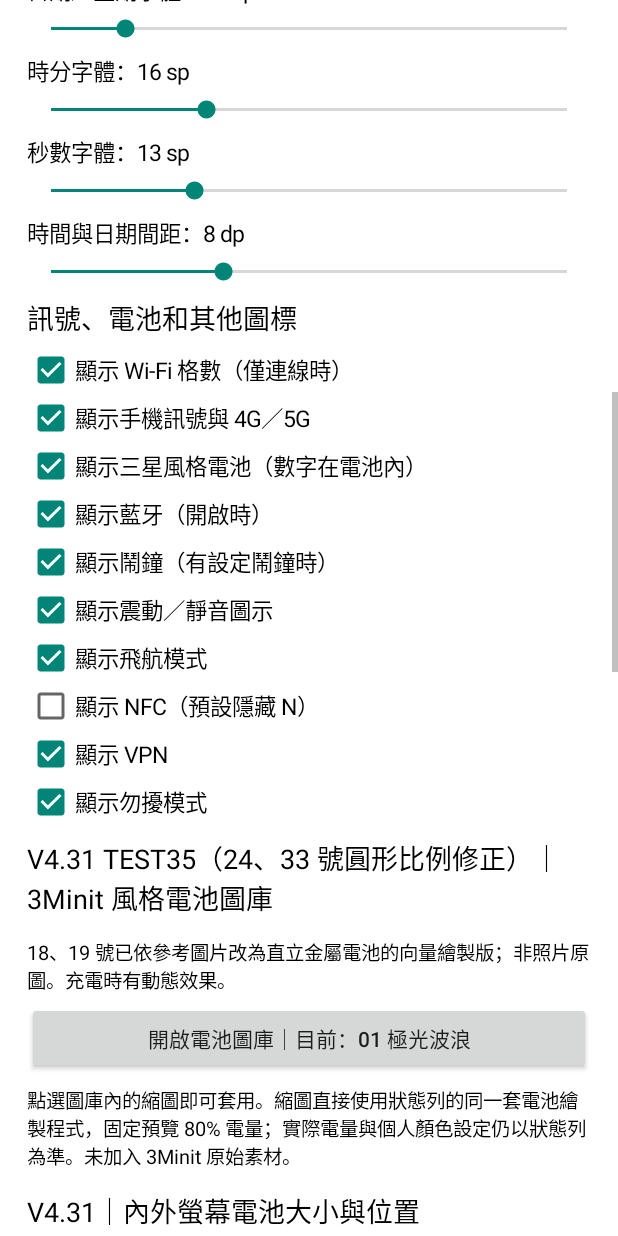
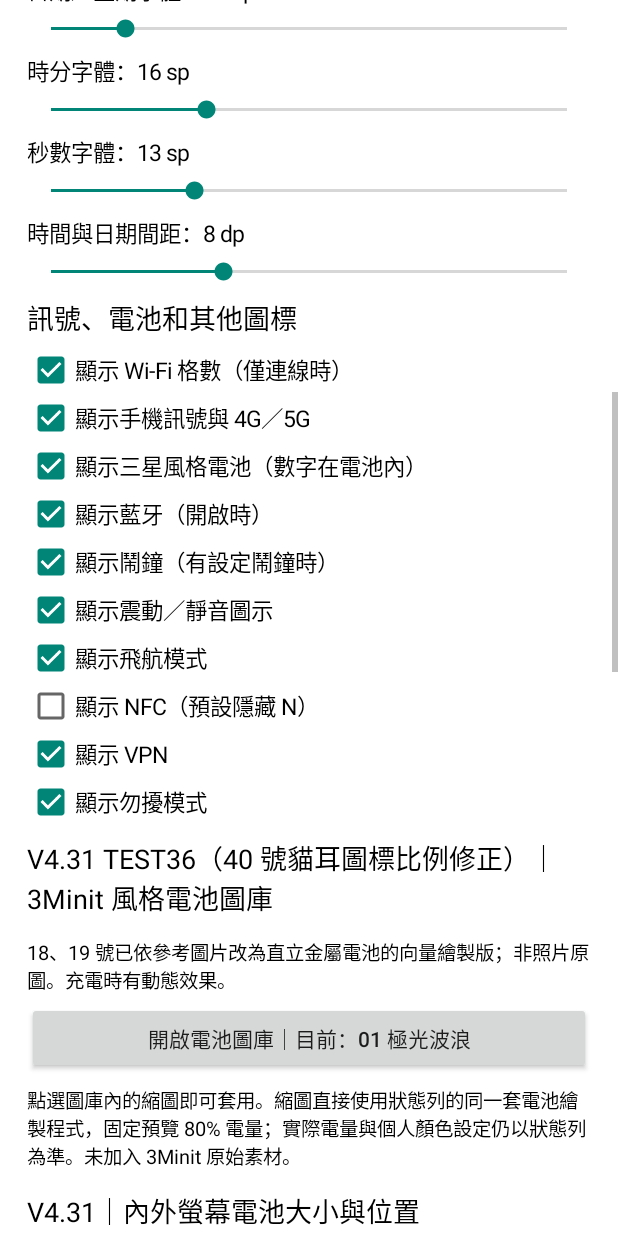
Before and after one commit to tel24827177-afk/Samsung-StatusBar-V431, an Android app: the StatusBarSettingsActivity screen opened directly, with no data from a screen before it, scrolled down 1153 dp, on a phone screen of 412 x 824 dp. Run offline under Robolectric (Android 15) with nearby library versions, the phone set to English and light mode, and no system bars.

Commit message:
TEST36: identify cat icon correction in settings screen

```diff
--- a/app/src/main/java/com/samsung/colorstatusbar/StatusBarSettingsActivity.java
+++ b/app/src/main/java/com/samsung/colorstatusbar/StatusBarSettingsActivity.java
@@ -242,7 +242,7 @@ public class StatusBarSettingsActivity extends Activity {
         addCheckBox("show_nfc", "顯示 NFC（預設隱藏 N）", false);
         addCheckBox("show_vpn", "顯示 VPN", true);
         addCheckBox("show_dnd", "顯示勿擾模式", true);
-        heading("V4.31 TEST35（24、33 號圓形比例修正）｜3Minit 風格電池圖庫", 18);
+        heading("V4.31 TEST36（40 號貓耳圖標比例修正）｜3Minit 風格電池圖庫", 18);
         note("18、19 號已依參考圖片改為直立金屬電池的向量繪製版；非照片原圖。充電時有動態效果。");
         final String[] batteryStyles = {
             "01 極光波浪", "02 V4.30 原版電池", "03 RGB 五色", "04 數字電量光環",
```
